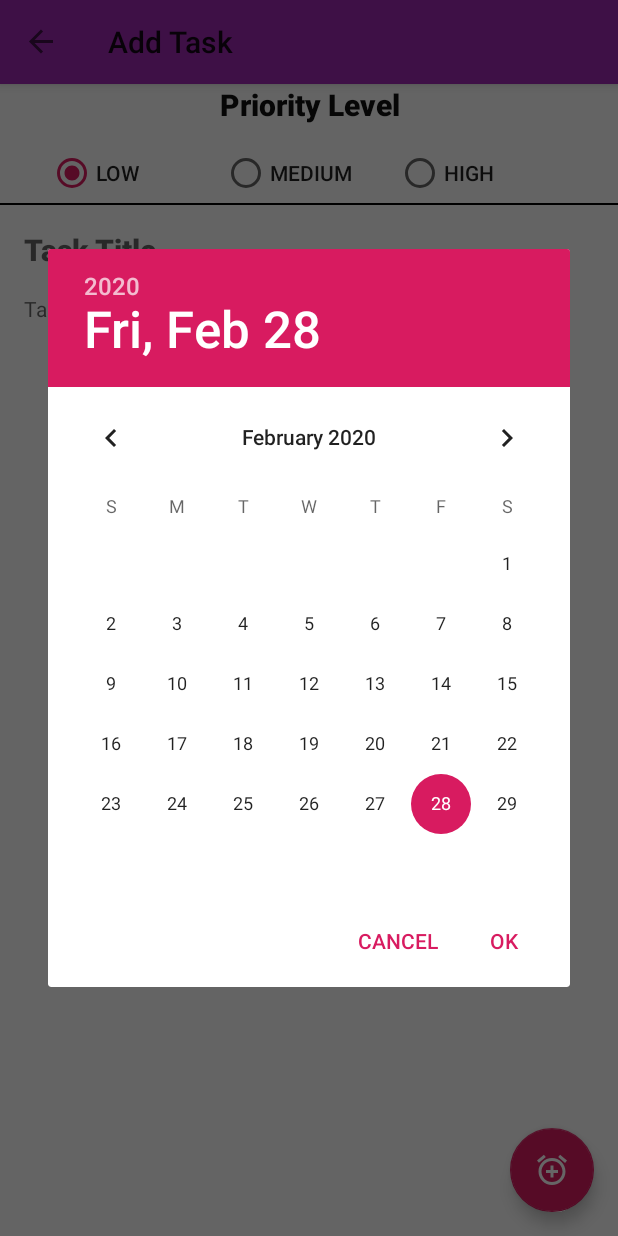
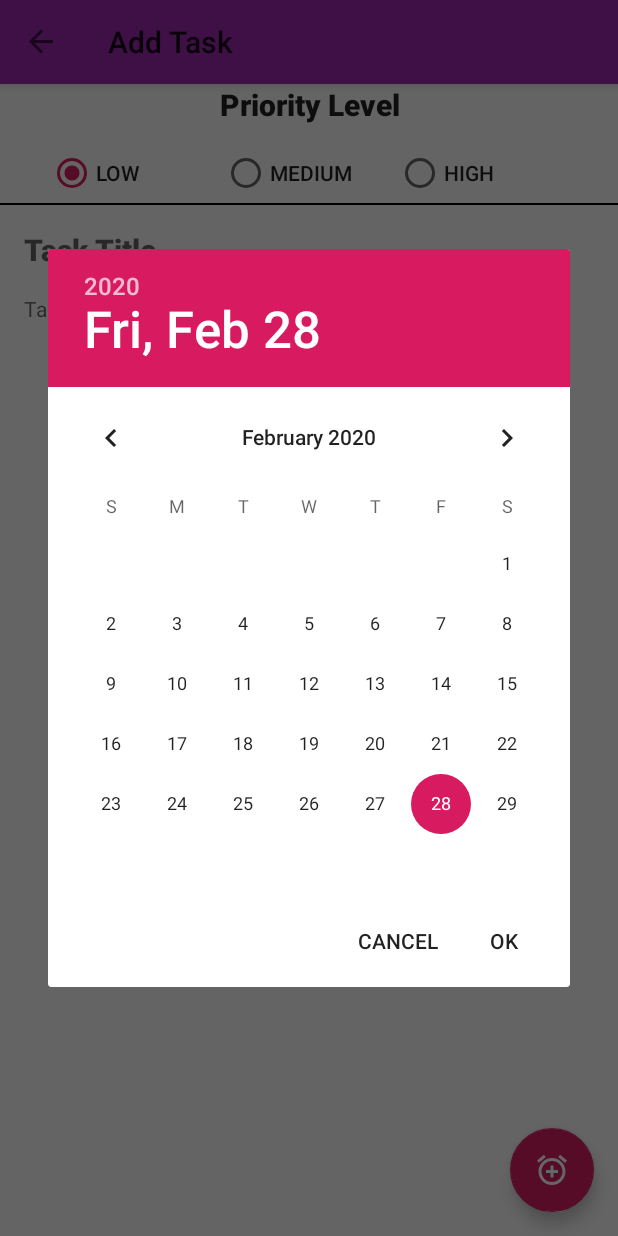
Before and after one commit to androidpirate/TaskMaster, an Android app: the CreateTaskFragment screen opened through its navigation route, after a tap on an icon or button, on a phone screen of 412 x 824 dp. Run offline under Robolectric (Android 15) with nearby library versions, the phone set to English and light mode, and no system bars; our stand-ins replace navigation-ui.

Commit message:
Refactor - Add text color as a theme attribute

```diff
--- a/app/src/main/res/values/styles.xml
+++ b/app/src/main/res/values/styles.xml
@@ -6,20 +6,18 @@
         <item name="colorPrimary">@color/colorPrimary</item>
         <item name="colorPrimaryDark">@color/colorPrimaryDark</item>
         <item name="colorAccent">@color/colorAccent</item>
+        <item name="android:textColor">?android:attr/textColorPrimary</item>
     </style>
 
     <style name="base_title_text_style" parent="TextAppearance.AppCompat.Title">
         <item name="android:textStyle">bold</item>
-        <item name="android:textColor">@color/colorText</item>
     </style>
 
     <style name="base_body_text_style" parent="TextAppearance.AppCompat.Body1">
-        <item name="android:textColor">@color/colorText</item>
     </style>
 
     <style name="base_editable_title_text_style" parent="TextAppearance.AppCompat.Title">
         <item name="android:textStyle">bold</item>
-        <item name="android:textColor">@color/colorText</item>
         <item name="android:inputType">textMultiLine</item>
         <item name="android:background">@android:color/transparent</item>
     </style>
@@ -27,12 +25,10 @@
     <style name="base_editable_body_text_style" parent="TextAppearance.AppCompat.Body1">
         <item name="android:inputType">textMultiLine</item>
         <item name="android:background">@android:color/transparent</item>
-        <item name="android:textColor">@color/colorText</item>
     </style>
 
     <style name="base_headline_text_style" parent="TextAppearance.AppCompat.Headline">
         <item name="android:textStyle">bold</item>
-        <item name="android:textColor">@color/colorTextLight</item>
         <item name="android:gravity">center</item>
         <item name="android:visibility">gone</item>
     </style>
```
